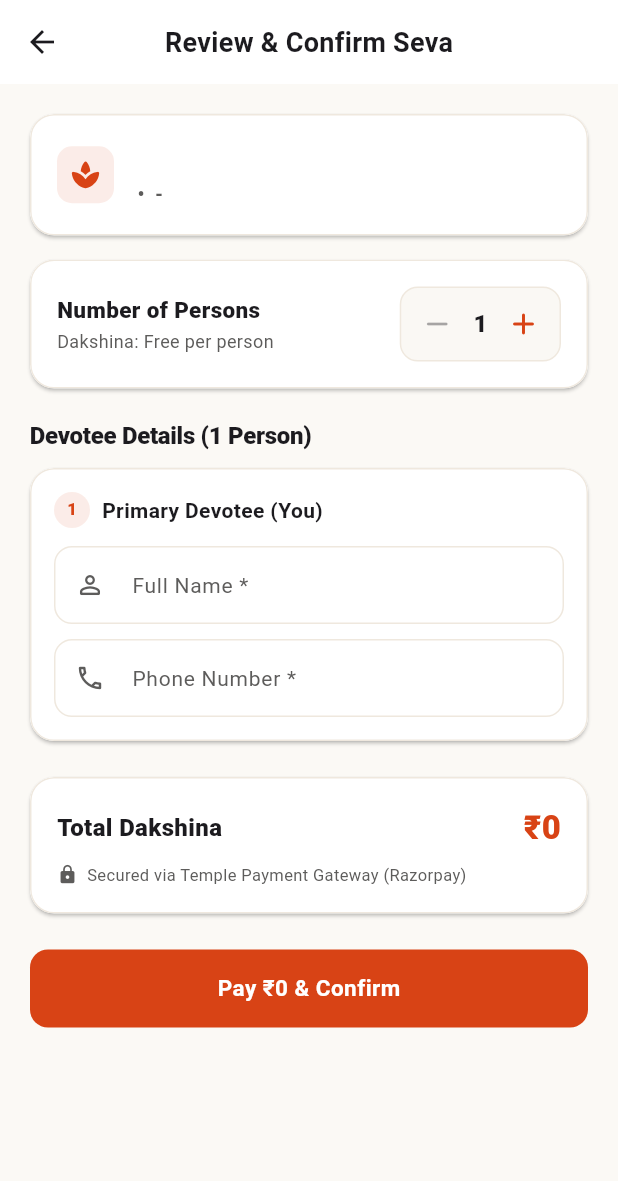
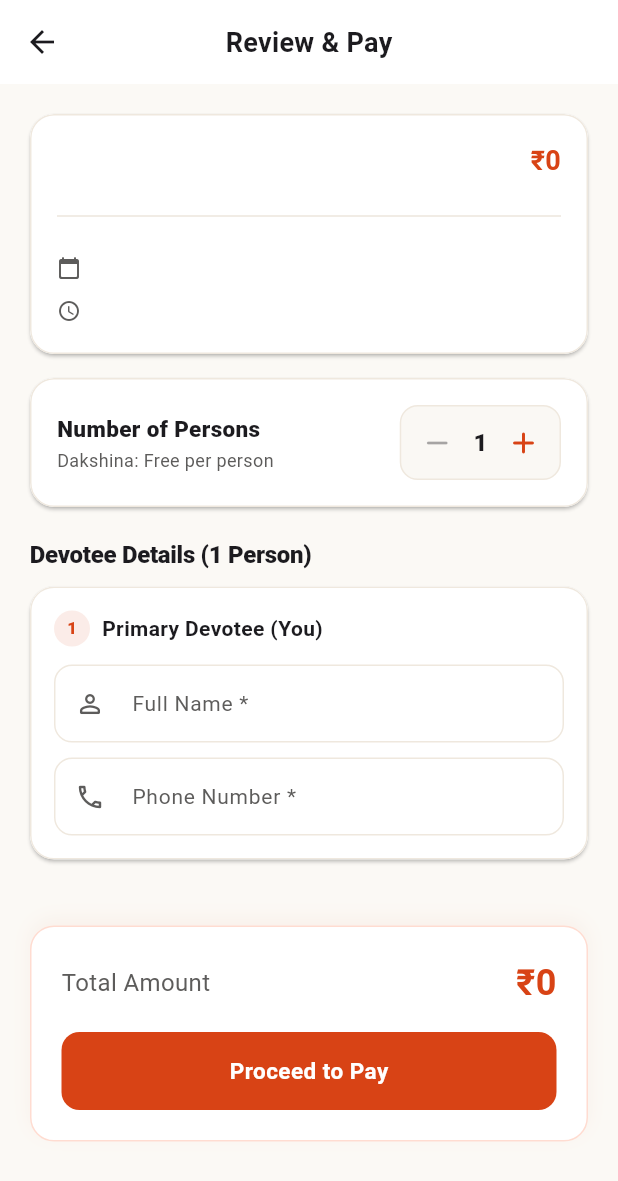
Before and after one commit to sadhvik02/Temple-darshan, a Flutter app: the BookingScreen screen opened directly with empty values, on a phone screen of 412 x 824 dp. Shown: the top 1181 px of the screen. Run offline on Flutter 3.47's test engine with Material 3 defaults, Android fonts, the phone set to English and light mode, and no system bars; our stand-ins replace cloud_firestore, cloud_functions, firebase_auth, firebase_core; missing offline and left inert: razorpay_flutter; accounts and stored records are empty.

Commit message:
feat: implement recurring seva booking support, service categories, and updated data models

```diff
--- a/mobile_app/lib/models/models.dart
+++ b/mobile_app/lib/models/models.dart
@@ -58,6 +58,7 @@ class ServiceModel {
   final num price;
   final String? imageUrl;
   final bool bookingEnabled;
+  final String category;
 
   ServiceModel({
     required this.id,
@@ -66,6 +67,7 @@ class ServiceModel {
     required this.price,
     this.imageUrl,
     required this.bookingEnabled,
+    required this.category,
   });
 
   factory ServiceModel.fromFirestore(DocumentSnapshot doc) {
@@ -77,6 +79,7 @@ class ServiceModel {
       price: data['price'] ?? 0,
       imageUrl: data['imageUrl'],
       bookingEnabled: data['bookingEnabled'] ?? false,
+      category: (data['category'] == 'seva' || data['category'] == null) ? 'ashrama_seva' : data['category'],
     );
   }
 
--- a/mobile_app/lib/screens/main/booking_screen.dart
+++ b/mobile_app/lib/screens/main/booking_screen.dart
@@ -8,6 +8,8 @@ import '../../widgets/custom_button.dart';
 import '../../widgets/payment_processing_dialog.dart';
 import 'booking_success_screen.dart';
 import 'payment_failure_screen.dart';
+
+import 'package:cloud_functions/cloud_functions.dart';
 
 class DevoteeEntry {
   final TextEditingController nameController;
@@ -26,9 +28,15 @@ class DevoteeEntry {
 
 class BookingScreen extends StatefulWidget {
   final ServiceModel service;
-  final SlotModel slot;
+  final SlotModel? slot;
+  final List<Map<String, String>>? recurringOccurrences;
 
-  const BookingScreen({super.key, required this.service, required this.slot});
+  const BookingScreen({
+    super.key,
+    required this.service,
+    this.slot,
+    this.recurringOccurrences,
+  });
 
   @override
   State<BookingScreen> createState() => _BookingScreenState();
@@ -72,7 +80,7 @@ class _BookingScreenState extends State<BookingScreen> {
 
   void _updateQuantity(int newQty) {
     if (newQty < 1) return;
-    final available = widget.slot.available;
+    final available = widget.slot?.available ?? 50;
     final maxAllowed = available > 10 ? 10 : (available > 0 ? available : 10);
     if (newQty > maxAllowed) return;
 
@@ -149,12 +157,76 @@ class _BookingScreenState extends State<BookingScreen> {
     PaymentProcessingDialog.show(context, stateNotifier: _paymentStateNotifier);
 
     try {
+      if (widget.service.category == 'ashrama_seva') {
+        // FREE ASHRAMA SEVA FLOW (One-time or Recurring)
+        List<Map<String, String>> occurrences = [];
+
+        if (widget.recurringOccurrences != null) {
+          occurrences = widget.recurringOccurrences!;
+        } else if (widget.slot != null) {
+          occurrences = [{
+            'slotId': widget.slot!.id,
+            'date': widget.slot!.date,
+            'timeRange': widget.slot!.timeRange,
+          }];
+        } else {
+          throw Exception("Missing booking schedule.");
+        }
+
+        final HttpsCallable callable = FirebaseFunctions.instance.httpsCallable('bookFreeSeva');
+        final response = await callable.call({
+          'serviceId': widget.service.id,
+          'serviceName': widget.service.name,
+          'quantity': _quantity,
+          'devotees': devoteeList,
+          'donorName': primaryName,
+          'donorPhone': primaryPhone,
+          'donorEmail': user.email,
+          'occurrences': occurrences,
+        });
+
+        if (!mounted) return;
+        PaymentProcessingDialog.hide(context);
+
+        if (response.data != null && response.data['success'] == true) {
+          final List<dynamic> refs = response.data['bookingRefs'] ?? [];
+          final bookingRefStr = refs.isNotEmpty ? refs[0].toString() : 'BK-VERIFIED';
+
+          Navigator.pushReplacement(
+            context,
+            MaterialPageRoute(
+              builder: (_) => BookingSuccessScreen(
+                bookingRef: bookingRefStr,
+                service: widget.service,
+                slot: widget.slot ?? SlotModel(
+                  id: 'recurring',
+                  serviceId: widget.service.id,
+                  date: occurrences.first['date'] ?? '',
+                  startTime: occurrences.first['timeRange']?.split(" - ")[0] ?? '',
+                  endTime: occurrences.first['timeRange']?.split(" - ")[1] ?? '',
+                  capacity: 50,
+                  bookedCount: 0,
+                  isActive: true,
+                ),
+                quantity: _quantity,
+                totalAmount: 0,
+                date: widget.recurringOccurrences != null
+                    ? 'Recurring (${occurrences.length} months)'
+                    : occurrences.first['date'] ?? '',
+              ),
+            ),
+          );
+        } else {
+          throw Exception("Booking failed to process.");
+        }
+      } else {
+        // PAID FLOW (Darshan etc)
         final result = await PaymentService().startSevaPayment(
           serviceId: widget.service.id,
           serviceName: widget.service.name,
-        slotId: widget.slot.id,
-        date: widget.slot.date,
-        timeRange: widget.slot.timeRange,
+          slotId: widget.slot!.id,
+          date: widget.slot!.date,
+          timeRange: widget.slot!.timeRange,
           quantity: _quantity,
           expectedTotal: expectedTotal,
           devoteeDetails: devoteeList,
@@ -176,10 +248,10 @@ class _BookingScreenState extends State<BookingScreen> {
               builder: (_) => BookingSuccessScreen(
                 bookingRef: result.bookingRef ?? 'BK-VERIFIED',
                 service: widget.service,
-              slot: widget.slot,
+                slot: widget.slot!,
                 quantity: _quantity,
                 totalAmount: expectedTotal.toDouble(),
-              date: widget.slot.date,
+                date: widget.slot!.date,
               ),
             ),
           );
@@ -206,6 +278,7 @@ class _BookingScreenState extends State<BookingScreen> {
             ),
           );
         }
+      }
     } catch (e) {
       if (!mounted) return;
       PaymentProcessingDialog.hide(context);
@@ -222,13 +295,14 @@ class _BookingScreenState extends State<BookingScreen> {
 
   @override
   Widget build(BuildContext context) {
-    final available = widget.slot.available > 0 ? widget.slot.available : 50;
+    final available = widget.slot?.available ?? 50;
     final maxAllowed = available > 10 ? 10 : available;
     final totalAmount = widget.service.price * _quantity;
+    final isFree = widget.service.category == 'ashrama_seva';
 
     return Scaffold(
       appBar: AppBar(
-        title: const Text('Review & Confirm Seva'),
+        title: Text(isFree ? 'Review & Confirm Seva' : 'Review & Pay'),
       ),
       body: SingleChildScrollView(
         padding: const EdgeInsets.all(20),
@@ -248,39 +322,59 @@ class _BookingScreenState extends State<BookingScreen> {
                   crossAxisAlignment: CrossAxisAlignment.start,
                   children: [
                     Row(
+                      mainAxisAlignment: MainAxisAlignment.spaceBetween,
                       children: [
-                        Container(
-                          padding: const EdgeInsets.all(8),
-                          decoration: BoxDecoration(
-                            color: AppColors.primary.withValues(alpha: 0.1),
-                            borderRadius: BorderRadius.circular(10),
-                          ),
-                          child: const Icon(Icons.spa_rounded, color: AppColors.primary, size: 22),
-                        ),
-                        const SizedBox(width: 12),
                         Expanded(
-                          child: Column(
-                            crossAxisAlignment: CrossAxisAlignment.start,
-                            children: [
-                              Text(
+                          child: Text(
                             widget.service.name,
-                                style: const TextStyle(
-                                  fontSize: 17,
-                                  fontWeight: FontWeight.w800,
-                                  color: AppColors.textPrimary,
+                            style: const TextStyle(fontSize: 18, fontWeight: FontWeight.bold),
                           ),
                         ),
-                              const SizedBox(height: 2),
+                        if (!isFree)
                           Text(
-                                '${widget.slot.date} • ${widget.slot.timeRange}',
+                            '₹${widget.service.price}',
                             style: const TextStyle(
-                                  fontSize: 13,
-                                  fontWeight: FontWeight.w600,
-                                  color: AppColors.textSecondary,
+                              fontSize: 18,
+                              fontWeight: FontWeight.bold,
+                              color: AppColors.primary
                             ),
+                          )
+                        else
+                          const Text(
+                            'FREE',
+                            style: TextStyle(
+                              fontSize: 18,
+                              fontWeight: FontWeight.bold,
+                              color: Color(0xFF2E7D32)
+                            ),
+                          )
+                      ],
+                    ),
+                    const SizedBox(height: 12),
+                    const Divider(color: AppColors.divider),
+                    const SizedBox(height: 12),
+                    Row(
+                      children: [
+                        const Icon(Icons.calendar_today_rounded, size: 16, color: AppColors.textSecondary),
+                        const SizedBox(width: 8),
+                        Text(
+                          widget.recurringOccurrences != null
+                              ? 'Recurring (${widget.recurringOccurrences!.length} months)'
+                              : widget.slot?.date ?? '',
+                          style: const TextStyle(color: AppColors.textSecondary),
                         ),
                       ],
                     ),
+                    const SizedBox(height: 8),
+                    Row(
+                      children: [
+                        const Icon(Icons.access_time_rounded, size: 16, color: AppColors.textSecondary),
+                        const SizedBox(width: 8),
+                        Text(
+                          widget.recurringOccurrences != null
+                              ? widget.recurringOccurrences!.first['timeRange'] ?? ''
+                              : widget.slot?.timeRange ?? '',
+                          style: const TextStyle(color: AppColors.textSecondary),
                         ),
                       ],
                     ),
@@ -441,64 +535,75 @@ class _BookingScreenState extends State<BookingScreen> {
 
             const SizedBox(height: 12),
 
-            // 4. Payment Summary Card
-            Card(
-              elevation: 1,
-              shape: RoundedRectangleBorder(
+            // 4. Booking Summary & Pay Button
+            if (!isFree)
+              Container(
+                margin: const EdgeInsets.only(top: 20),
+                padding: const EdgeInsets.all(20),
+                decoration: BoxDecoration(
+                  color: AppColors.surface,
                   borderRadius: BorderRadius.circular(16),
-                side: const BorderSide(color: AppColors.cardBorder),
+                  border: Border.all(color: AppColors.primaryLight.withValues(alpha: 0.3)),
+                  boxShadow: [
+                    BoxShadow(
+                      color: AppColors.primary.withValues(alpha: 0.05),
+                      blurRadius: 10,
+                      offset: const Offset(0, -4),
+                    )
+                  ],
                 ),
-              child: Padding(
-                padding: const EdgeInsets.all(18),
                 child: Column(
                   children: [
                     Row(
                       mainAxisAlignment: MainAxisAlignment.spaceBetween,
                       children: [
-                        const Text(
-                          'Total Dakshina',
-                          style: TextStyle(
-                            fontSize: 16,
-                            fontWeight: FontWeight.w800,
-                            color: AppColors.textPrimary,
-                          ),
-                        ),
+                        const Text('Total Amount', style: TextStyle(fontSize: 16, color: AppColors.textSecondary)),
                         Text(
                           '₹$totalAmount',
-                          style: const TextStyle(
-                            fontSize: 22,
-                            fontWeight: FontWeight.w900,
-                            color: AppColors.primary,
-                          ),
+                          style: const TextStyle(fontSize: 24, fontWeight: FontWeight.bold, color: AppColors.primary),
                         ),
                       ],
                     ),
-                    const SizedBox(height: 8),
-                    const Row(
-                      children: [
-                        Icon(Icons.lock_rounded, size: 14, color: AppColors.textSecondary),
-                        SizedBox(width: 6),
-                        Expanded(
-                          child: Text(
-                            'Secured via Temple Payment Gateway (Razorpay)',
-                            style: TextStyle(fontSize: 11, color: AppColors.textSecondary),
-                          ),
+                    const SizedBox(height: 16),
+                    CustomButton(
+                      text: 'Proceed to Pay',
+                      isLoading: _isLoading,
+                      onPressed: _submitBooking,
                     ),
                   ],
                 ),
+              )
+            else
+              Container(
+                margin: const EdgeInsets.only(top: 20),
+                padding: const EdgeInsets.all(20),
+                decoration: BoxDecoration(
+                  color: AppColors.surface,
+                  borderRadius: BorderRadius.circular(16),
+                  border: Border.all(color: const Color(0xFF2E7D32).withValues(alpha: 0.3)),
+                ),
+                child: Column(
+                  children: [
+                    const Row(
+                      mainAxisAlignment: MainAxisAlignment.spaceBetween,
+                      children: [
+                        Text('Total Amount', style: TextStyle(fontSize: 16, color: AppColors.textSecondary)),
+                        Text(
+                          'FREE',
+                          style: TextStyle(fontSize: 24, fontWeight: FontWeight.bold, color: Color(0xFF2E7D32)),
+                        ),
                       ],
                     ),
+                    const SizedBox(height: 16),
+                    CustomButton(
+                      text: 'Confirm Seva Booking',
+                      isLoading: _isLoading,
+                      backgroundColor: const Color(0xFF2E7D32),
+                      onPressed: _submitBooking,
                     ),
+                  ],
                 ),
-
-            const SizedBox(height: 24),
-
-            // 5. Pay Now Button (Protected against double taps)
-            CustomButton(
-              text: 'Pay ₹$totalAmount & Confirm',
-              isLoading: _isLoading,
-              onPressed: _isLoading ? null : _submitBooking,
-            ),
+              )
           ],
         ),
       ),
--- a/mobile_app/lib/screens/main/darshan_screen.dart
+++ b/mobile_app/lib/screens/main/darshan_screen.dart
@@ -465,6 +465,7 @@ class _DarshanReviewScreenState extends State<_DarshanReviewScreen> {
           description: widget.darshan.description,
           price: widget.darshan.price,
           bookingEnabled: true,
+                                category: 'darshan',
         );
 
         Navigator.pushReplacement(
--- a/mobile_app/lib/screens/main/service_details_screen.dart
+++ b/mobile_app/lib/screens/main/service_details_screen.dart
@@ -3,6 +3,7 @@ import '../../models/models.dart';
 import '../../theme/app_colors.dart';
 import '../../widgets/custom_button.dart';
 import '../../widgets/custom_image.dart';
+import 'seva_type_selection_screen.dart';
 import 'slots_screen.dart';
 
 class ServiceDetailsScreen extends StatelessWidget {
@@ -220,7 +221,9 @@ class ServiceDetailsScreen extends StatelessWidget {
                     Navigator.push(
                       context,
                       MaterialPageRoute(
-                        builder: (_) => SlotsScreen(service: service),
+                        builder: (_) => service.category == 'arjita_seva'
+                            ? SlotsScreen(service: service)
+                            : SevaTypeSelectionScreen(service: service),
                       ),
                     );
                   },
--- a/package.json
+++ b/package.json
@@ -1,5 +1,6 @@
 {
   "dependencies": {
+    "firebase": "^12.18.0",
     "firebase-admin": "^14.3.0"
   }
 }
```
Also changed, not shown: mobile_app/lib/screens/main/home_screen.dart (+27 -3 lines), mobile_app/lib/screens/main/recurring_seva_screen.dart (added, +224 -0 lines), mobile_app/lib/screens/main/services_screen.dart (+14 -4 lines), mobile_app/lib/screens/main/seva_type_selection_screen.dart (added, +139 -0 lines), mobile_app/lib/services/database_service.dart (+8 -3 lines), 5 other files. Lines whose indentation alone changed are shown as unchanged.
